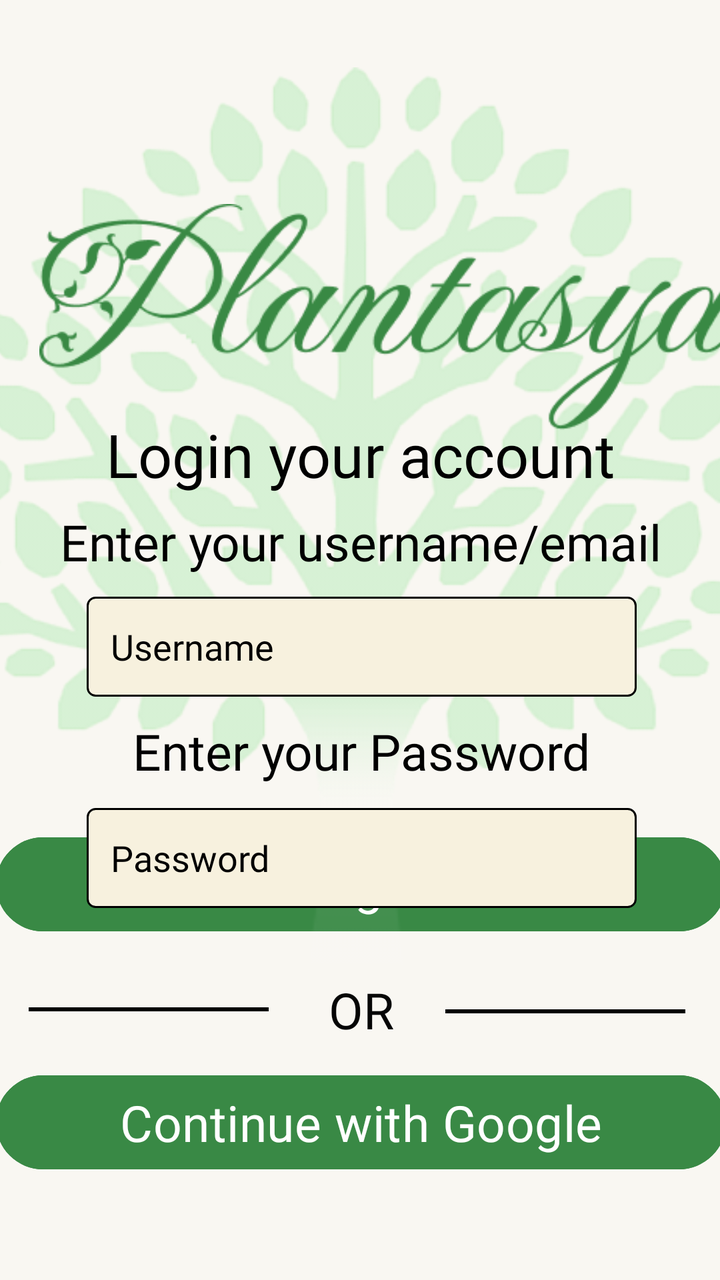
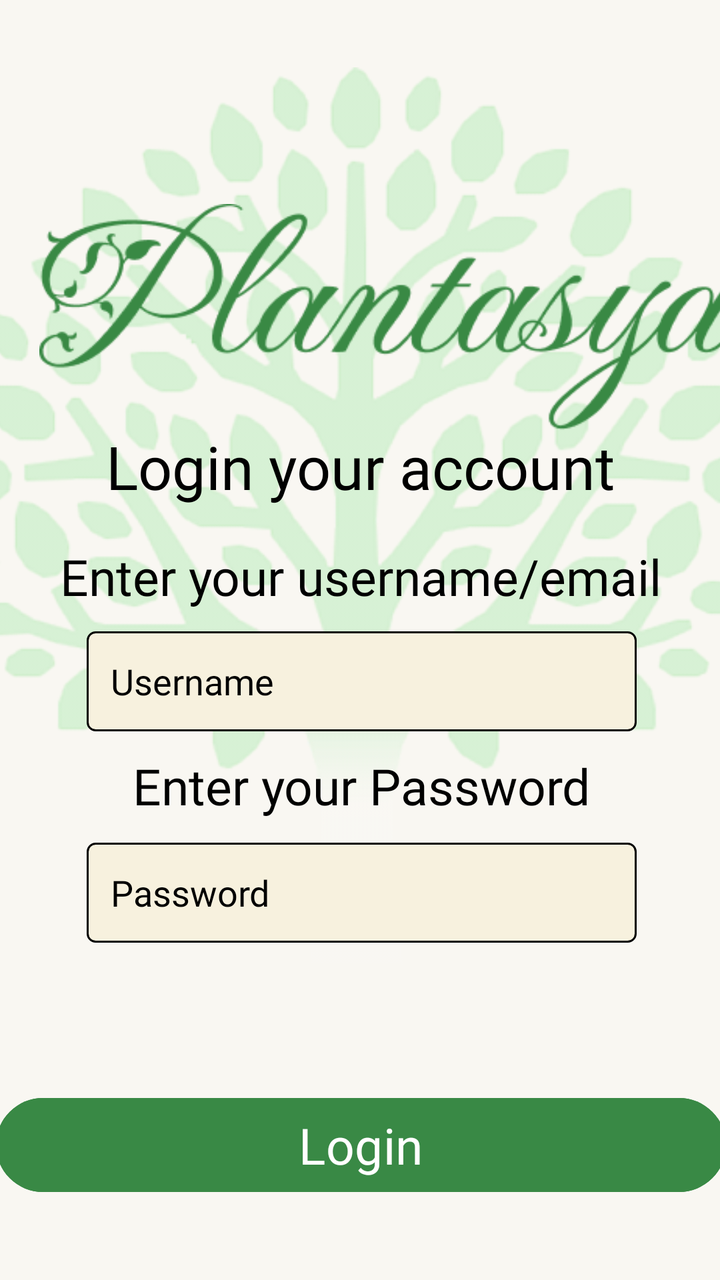

Before-and-after screenshots of an Android layout around one commit, followed by the original layout XML and the change that was made.
<!-- AndroidManifest.xml: application theme Theme.Plantasya_MobileApp -->
<!-- res/layout/activity_login_page.xml -->
<?xml version="1.0" encoding="utf-8"?>
<LinearLayout xmlns:android="http://schemas.android.com/apk/res/android"
    xmlns:app="http://schemas.android.com/apk/res-auto"
    xmlns:tools="http://schemas.android.com/tools"
    android:id="@+id/main"
    android:layout_width="match_parent"
    android:layout_height="match_parent"
    android:orientation="vertical"
    android:background="@color/home_bg"
    tools:context=".Login_Activity">

    <androidx.constraintlayout.widget.ConstraintLayout
        android:layout_width="match_parent"
        android:layout_height="match_parent">

        <androidx.constraintlayout.widget.ConstraintLayout
            android:id="@+id/linearLayout"
            android:layout_width="395dp"
            android:layout_height="232dp"
            android:orientation="vertical"
            android:padding="15dp"
            app:layout_constraintBottom_toBottomOf="parent"
            app:layout_constraintEnd_toEndOf="parent"
            app:layout_constraintStart_toStartOf="parent"
            app:layout_constraintTop_toTopOf="parent"
            app:layout_constraintVertical_bias="0.955">

            <TextView
                android:id="@+id/textView2"
                android:layout_width="wrap_content"
                android:layout_height="wrap_content"
                android:layout_marginTop="10dp"
                android:layout_marginBottom="12dp"
                android:fontFamily="@font/crimsontext_bold"
                android:text="OR"
                android:textColor="@color/black"
                android:textSize="25dp"
                app:layout_constraintBottom_toTopOf="@+id/btnContinueGoogle"
                app:layout_constraintEnd_toEndOf="parent"
                app:layout_constraintHorizontal_bias="0.501"
                app:layout_constraintStart_toStartOf="parent"
                app:layout_constraintTop_toBottomOf="@+id/btnSignUp"
                app:layout_constraintVertical_bias="0.318" />

            <Button
                android:id="@+id/btnContinueGoogle"
                android:layout_width="match_parent"
                android:layout_height="55dp"
                android:backgroundTint="@color/btn_c"
                android:fontFamily="@font/crimsontext_regular"
                android:text="Continue with Google"
                android:textColor="@color/white"
                android:textSize="25sp"
                app:layout_constraintBottom_toBottomOf="parent"
                app:layout_constraintEnd_toEndOf="parent"
                app:layout_constraintHorizontal_bias="0.0"
                app:layout_constraintStart_toStartOf="parent"
                app:layout_constraintTop_toTopOf="parent"
                app:layout_constraintVertical_bias="0.877" />

            <com.google.android.material.divider.MaterialDivider
                android:id="@+id/materialDivider"
                android:layout_width="120dp"
                android:layout_height="2dp"
                app:dividerColor="@color/black"
                app:layout_constraintBottom_toBottomOf="parent"
                app:layout_constraintEnd_toEndOf="parent"
                app:layout_constraintHorizontal_bias="0.555"
                app:layout_constraintStart_toEndOf="@+id/textView2"
                app:layout_constraintTop_toTopOf="parent" />

            <com.google.android.material.divider.MaterialDivider
                android:id="@+id/materialDivider2"
                android:layout_width="120dp"
                android:layout_height="2dp"
                app:dividerColor="@color/black"
                app:layout_constraintBottom_toBottomOf="parent"
                app:layout_constraintEnd_toStartOf="@+id/textView2"
                app:layout_constraintHorizontal_bias="0.355"
                app:layout_constraintStart_toStartOf="parent"
                app:layout_constraintTop_toTopOf="parent"
                app:layout_constraintVertical_bias="0.495" />

            <Button
                android:id="@+id/btnLogin"
                android:layout_width="match_parent"
                android:layout_height="55dp"
                android:backgroundTint="@color/btn_c"
                android:fontFamily="@font/crimsontext_regular"
                android:text="Login"
                android:textColor="@color/white"
                android:textSize="25sp"
                app:layout_constraintBottom_toBottomOf="parent"
                app:layout_constraintEnd_toEndOf="parent"
                app:layout_constraintHorizontal_bias="1.0"
                app:layout_constraintStart_toStartOf="parent"
                app:layout_constraintTop_toTopOf="parent"
                app:layout_constraintVertical_bias="0.069" />

        </androidx.constraintlayout.widget.ConstraintLayout>

        <ImageView
            android:id="@+id/imageView2"
            android:layout_width="427dp"
            android:layout_height="535dp"
            android:src="@drawable/background_tree"
            app:layout_constraintBottom_toBottomOf="parent"
            app:layout_constraintEnd_toEndOf="parent"
            app:layout_constraintHorizontal_bias="0.529"
            app:layout_constraintStart_toStartOf="parent"
            app:layout_constraintTop_toTopOf="parent"
            app:layout_constraintVertical_bias="0.137" />

        <ImageView
            android:id="@+id/imageView3"
            android:layout_width="400dp"
            android:layout_height="113dp"
            android:src="@drawable/plantasya_header"
            app:layout_constraintBottom_toBottomOf="@+id/imageView2"
            app:layout_constraintEnd_toEndOf="@+id/imageView2"
            app:layout_constraintHorizontal_bias="0.609"
            app:layout_constraintStart_toStartOf="parent"
            app:layout_constraintTop_toTopOf="@+id/imageView2"
            app:layout_constraintVertical_bias="0.208" />

        <TextView
            android:layout_width="wrap_content"
            android:layout_height="wrap_content"
            android:fontFamily="@font/crimsontext_bold"
            android:textColor="@color/black"
            android:text="Login your account"
            android:textSize="30dp"
            app:layout_constraintBottom_toTopOf="@+id/linearLayout2"
            app:layout_constraintEnd_toEndOf="parent"
            app:layout_constraintHorizontal_bias="0.502"
            app:layout_constraintStart_toStartOf="parent"
            app:layout_constraintTop_toBottomOf="@+id/imageView3"
            app:layout_constraintVertical_bias="0.351" />

        <androidx.constraintlayout.widget.ConstraintLayout
            android:id="@+id/linearLayout2"
            android:layout_width="390dp"
            android:layout_height="238dp"
            android:orientation="vertical"
            android:padding="15dp"
            app:layout_constraintBottom_toBottomOf="parent"
            app:layout_constraintEnd_toEndOf="parent"
            app:layout_constraintStart_toStartOf="parent"
            app:layout_constraintTop_toTopOf="parent"
            app:layout_constraintVertical_bias="0.577">

            <EditText
                android:id="@+id/etUsername"
                android:layout_width="275dp"
                android:layout_height="50dp"
                android:textColor="@color/black"
                android:textColorHint="@color/black"
                android:background="@drawable/tbx_container"
                android:fontFamily="@font/crimsontext_regular"
                android:hint="Username"
                android:inputType="text"
                app:layout_constraintBottom_toTopOf="@+id/textView"
                app:layout_constraintEnd_toEndOf="parent"
                app:layout_constraintHorizontal_bias="0.505"
                app:layout_constraintStart_toStartOf="parent"
                app:layout_constraintTop_toBottomOf="@+id/textView3" />

            <EditText
                android:id="@+id/etPassword"
                android:layout_width="275dp"
                android:layout_height="50dp"
                android:background="@drawable/tbx_container"
                android:fontFamily="@font/crimsontext_regular"
                android:textColor="@color/black"
                android:textColorHint="@color/black"
                android:hint="Password"
                android:inputType="textPassword"
                app:layout_constraintBottom_toBottomOf="parent"
                app:layout_constraintEnd_toEndOf="parent"
                app:layout_constraintHorizontal_bias="0.505"
                app:layout_constraintStart_toStartOf="parent"
                app:layout_constraintTop_toBottomOf="@+id/textView"
                app:layout_constraintVertical_bias="0.923" />

            <TextView
                android:id="@+id/textView3"
                android:layout_width="wrap_content"
                android:layout_height="wrap_content"
                android:textColor="@color/black"
                android:fontFamily="@font/crimsontext_regular"
                android:text="Enter your username/email"
                android:textSize="25dp"
                app:layout_constraintBottom_toBottomOf="parent"
                app:layout_constraintEnd_toEndOf="parent"
                app:layout_constraintStart_toStartOf="parent"
                app:layout_constraintTop_toTopOf="parent"
                app:layout_constraintVertical_bias="0.04">

            </TextView>

            <TextView
                android:id="@+id/textView"
                android:layout_width="wrap_content"
                android:layout_height="wrap_content"
                android:textColor="@color/black"

                android:fontFamily="@font/crimsontext_regular"
                android:text="Enter your Password"
                android:textSize="25dp"
                app:layout_constraintBottom_toBottomOf="parent"
                app:layout_constraintEnd_toEndOf="parent"
                app:layout_constraintHorizontal_bias="0.503"
                app:layout_constraintStart_toStartOf="parent"
                app:layout_constraintTop_toTopOf="parent"
                app:layout_constraintVertical_bias="0.641">

            </TextView>


        </androidx.constraintlayout.widget.ConstraintLayout>


    </androidx.constraintlayout.widget.ConstraintLayout>

</LinearLayout>
<!-- resources referenced by this layout -->
<resources>
  <color name="black">#FF000000</color>
  <color name="btn_c">#398945</color>
  <color name="home_bg">#F9F7F2</color>
  <color name="white">#FFFFFFFF</color>
  <!-- drawable background_tree: png bitmap (drawable, 96836 bytes) -->
  <!-- drawable plantasya_header: png bitmap (drawable, 15330 bytes) -->
  <!-- drawable tbx_container (drawable) -->
  <?xml version="1.0" encoding="utf-8"?>
  <shape xmlns:android="http://schemas.android.com/apk/res/android"
      android:shape="rectangle">
  
      
      <solid android:color="#F7F1DE" />
  
      
      <stroke
          android:width="1dp"
          android:color="#000000" />
  
      
      <corners android:radius="4dp" />
  
      
      <padding
          android:left="12dp"
          android:top="8dp"
          android:right="12dp"
          android:bottom="8dp" />
  
  </shape>
  <style name="Theme.Plantasya_MobileApp" parent="Base.Theme.Plantasya_MobileApp" />
  <style name="Base.Theme.Plantasya_MobileApp" parent="Theme.Material3.DayNight.NoActionBar">
          
          
      </style>
</resources>

<!-- the commit's change to res/layout/activity_login_page.xml (unified diff, before → after) -->
@@ -12,92 +12,6 @@
     <androidx.constraintlayout.widget.ConstraintLayout
         android:layout_width="match_parent"
         android:layout_height="match_parent">
-
-        <androidx.constraintlayout.widget.ConstraintLayout
-            android:id="@+id/linearLayout"
-            android:layout_width="395dp"
-            android:layout_height="232dp"
-            android:orientation="vertical"
-            android:padding="15dp"
-            app:layout_constraintBottom_toBottomOf="parent"
-            app:layout_constraintEnd_toEndOf="parent"
-            app:layout_constraintStart_toStartOf="parent"
-            app:layout_constraintTop_toTopOf="parent"
-            app:layout_constraintVertical_bias="0.955">
-
-            <TextView
-                android:id="@+id/textView2"
-                android:layout_width="wrap_content"
-                android:layout_height="wrap_content"
-                android:layout_marginTop="10dp"
-                android:layout_marginBottom="12dp"
-                android:fontFamily="@font/crimsontext_bold"
-                android:text="OR"
-                android:textColor="@color/black"
-                android:textSize="25dp"
-                app:layout_constraintBottom_toTopOf="@+id/btnContinueGoogle"
-                app:layout_constraintEnd_toEndOf="parent"
-                app:layout_constraintHorizontal_bias="0.501"
-                app:layout_constraintStart_toStartOf="parent"
-                app:layout_constraintTop_toBottomOf="@+id/btnSignUp"
-                app:layout_constraintVertical_bias="0.318" />
-
-            <Button
-                android:id="@+id/btnContinueGoogle"
-                android:layout_width="match_parent"
-                android:layout_height="55dp"
-                android:backgroundTint="@color/btn_c"
-                android:fontFamily="@font/crimsontext_regular"
-                android:text="Continue with Google"
-                android:textColor="@color/white"
-                android:textSize="25sp"
-                app:layout_constraintBottom_toBottomOf="parent"
-                app:layout_constraintEnd_toEndOf="parent"
-                app:layout_constraintHorizontal_bias="0.0"
-                app:layout_constraintStart_toStartOf="parent"
-                app:layout_constraintTop_toTopOf="parent"
-                app:layout_constraintVertical_bias="0.877" />
-
-            <com.google.android.material.divider.MaterialDivider
-                android:id="@+id/materialDivider"
-                android:layout_width="120dp"
-                android:layout_height="2dp"
-                app:dividerColor="@color/black"
-                app:layout_constraintBottom_toBottomOf="parent"
-                app:layout_constraintEnd_toEndOf="parent"
-                app:layout_constraintHorizontal_bias="0.555"
-                app:layout_constraintStart_toEndOf="@+id/textView2"
-                app:layout_constraintTop_toTopOf="parent" />
-
-            <com.google.android.material.divider.MaterialDivider
-                android:id="@+id/materialDivider2"
-                android:layout_width="120dp"
-                android:layout_height="2dp"
-                app:dividerColor="@color/black"
-                app:layout_constraintBottom_toBottomOf="parent"
-                app:layout_constraintEnd_toStartOf="@+id/textView2"
-                app:layout_constraintHorizontal_bias="0.355"
-                app:layout_constraintStart_toStartOf="parent"
-                app:layout_constraintTop_toTopOf="parent"
-                app:layout_constraintVertical_bias="0.495" />
-
-            <Button
-                android:id="@+id/btnLogin"
-                android:layout_width="match_parent"
-                android:layout_height="55dp"
-                android:backgroundTint="@color/btn_c"
-                android:fontFamily="@font/crimsontext_regular"
-                android:text="Login"
-                android:textColor="@color/white"
-                android:textSize="25sp"
-                app:layout_constraintBottom_toBottomOf="parent"
-                app:layout_constraintEnd_toEndOf="parent"
-                app:layout_constraintHorizontal_bias="1.0"
-                app:layout_constraintStart_toStartOf="parent"
-                app:layout_constraintTop_toTopOf="parent"
-                app:layout_constraintVertical_bias="0.069" />
-
-        </androidx.constraintlayout.widget.ConstraintLayout>
 
         <ImageView
             android:id="@+id/imageView2"
@@ -124,13 +38,14 @@
             app:layout_constraintVertical_bias="0.208" />
 
         <TextView
+            android:id="@+id/tvTitle"
             android:layout_width="wrap_content"
             android:layout_height="wrap_content"
             android:fontFamily="@font/crimsontext_bold"
             android:textColor="@color/black"
             android:text="Login your account"
             android:textSize="30dp"
-            app:layout_constraintBottom_toTopOf="@+id/linearLayout2"
+            app:layout_constraintBottom_toTopOf="@+id/inputContainer"
             app:layout_constraintEnd_toEndOf="parent"
             app:layout_constraintHorizontal_bias="0.502"
             app:layout_constraintStart_toStartOf="parent"
@@ -138,16 +53,15 @@
             app:layout_constraintVertical_bias="0.351" />
 
         <androidx.constraintlayout.widget.ConstraintLayout
-            android:id="@+id/linearLayout2"
+            android:id="@+id/inputContainer"
             android:layout_width="390dp"
             android:layout_height="238dp"
-            android:orientation="vertical"
             android:padding="15dp"
             app:layout_constraintBottom_toBottomOf="parent"
             app:layout_constraintEnd_toEndOf="parent"
             app:layout_constraintStart_toStartOf="parent"
             app:layout_constraintTop_toTopOf="parent"
-            app:layout_constraintVertical_bias="0.577">
+            app:layout_constraintVertical_bias="0.62">
 
             <EditText
                 android:id="@+id/etUsername"
@@ -203,7 +117,6 @@
                 android:layout_width="wrap_content"
                 android:layout_height="wrap_content"
                 android:textColor="@color/black"
-
                 android:fontFamily="@font/crimsontext_regular"
                 android:text="Enter your Password"
                 android:textSize="25dp"
@@ -216,9 +129,34 @@
 
             </TextView>
 
+        </androidx.constraintlayout.widget.ConstraintLayout>
+
+        <androidx.constraintlayout.widget.ConstraintLayout
+            android:id="@+id/buttonContainer"
+            android:layout_width="395dp"
+            android:layout_height="wrap_content"
+            android:padding="15dp"
+            app:layout_constraintBottom_toBottomOf="parent"
+            app:layout_constraintEnd_toEndOf="parent"
+            app:layout_constraintStart_toStartOf="parent"
+            app:layout_constraintTop_toTopOf="parent"
+            app:layout_constraintVertical_bias="0.955">
+
+            <Button
+                android:id="@+id/btnLogin"
+                android:layout_width="match_parent"
+                android:layout_height="55dp"
+                android:backgroundTint="@color/btn_c"
+                android:fontFamily="@font/crimsontext_regular"
+                android:text="Login"
+                android:textColor="@color/white"
+                android:textSize="25sp"
+                app:layout_constraintBottom_toBottomOf="parent"
+                app:layout_constraintEnd_toEndOf="parent"
+                app:layout_constraintStart_toStartOf="parent"
+                app:layout_constraintTop_toTopOf="parent" />
 
         </androidx.constraintlayout.widget.ConstraintLayout>
-
 
     </androidx.constraintlayout.widget.ConstraintLayout>
 
